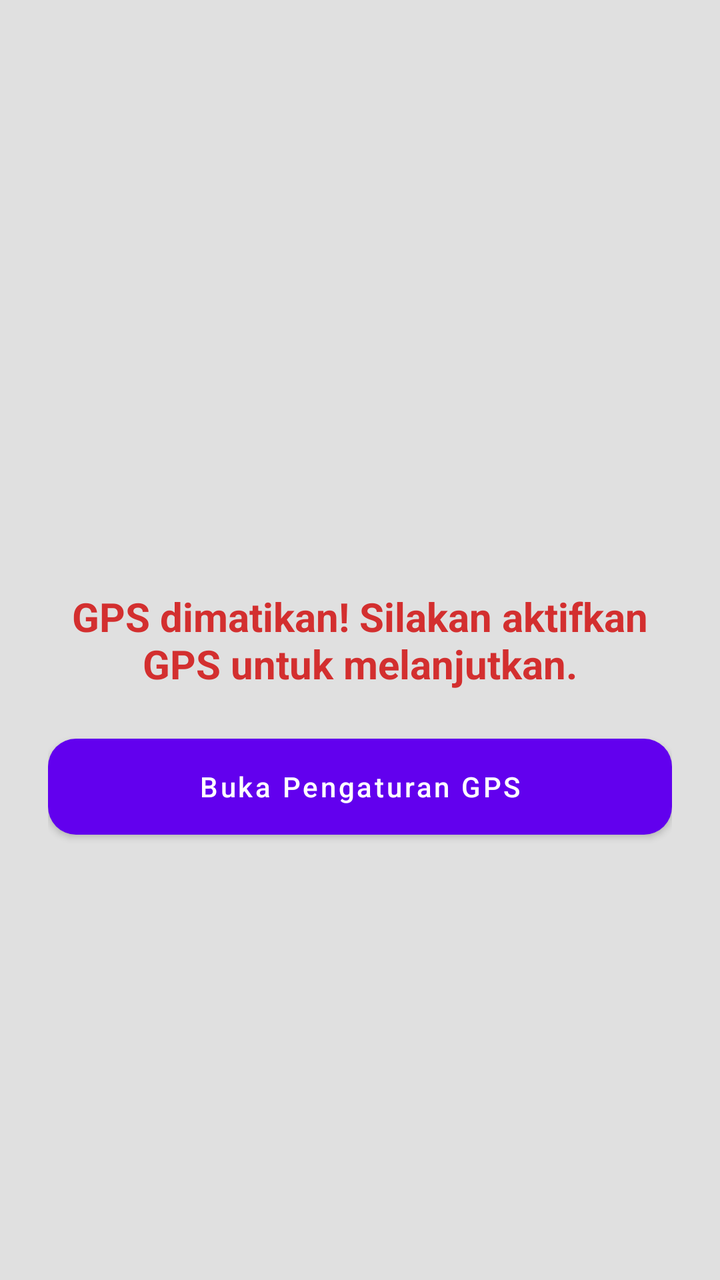
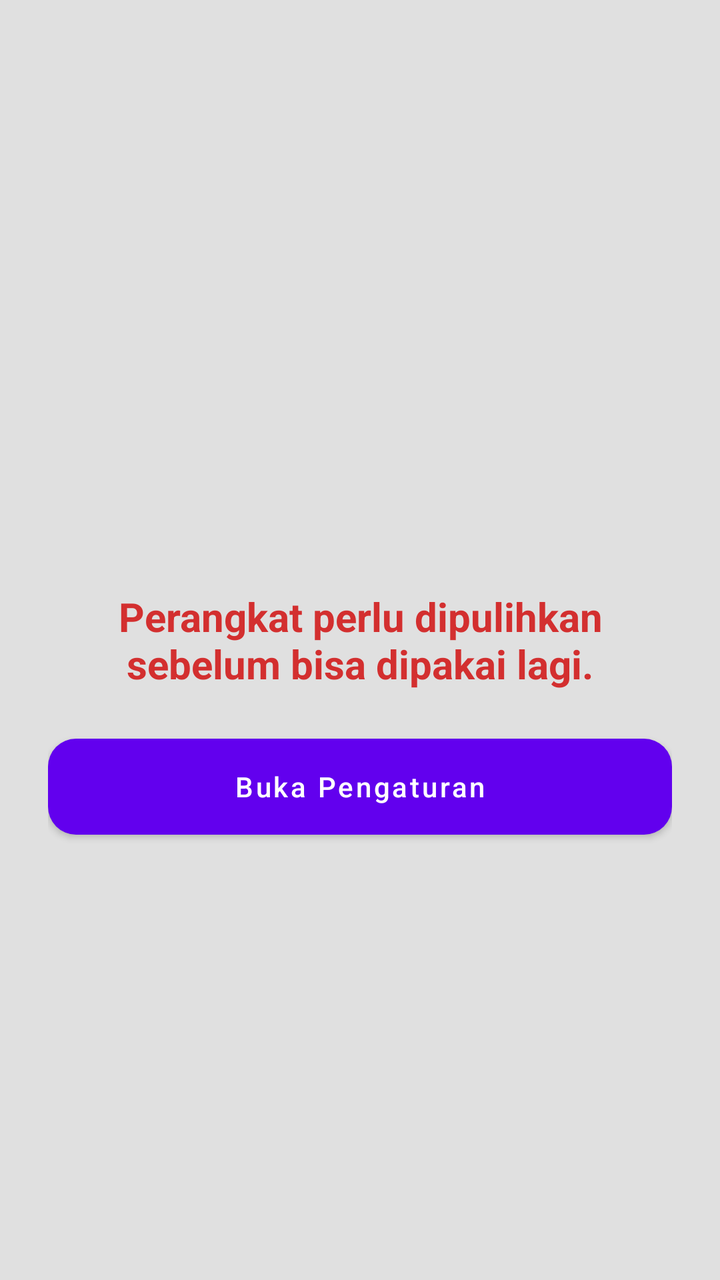

Before-and-after screenshots of an Android layout around one commit, followed by the original layout XML and the change that was made.
<!-- AndroidManifest.xml: activity theme Theme.EduLock.Fullscreen -->
<!-- res/layout/activity_overlay_lock.xml -->
<?xml version="1.0" encoding="utf-8"?>
<RelativeLayout xmlns:android="http://schemas.android.com/apk/res/android"
    android:id="@+id/rootOverlayLock"
    android:layout_width="match_parent"
    android:layout_height="match_parent"
    android:clickable="true"
    android:focusable="true"
    android:background="#E0E0E0"
    android:padding="24dp">

    <TextView
        android:id="@+id/tvLockMessage"
        android:layout_width="wrap_content"
        android:layout_height="wrap_content"
        android:text="GPS dimatikan! Silakan aktifkan GPS untuk melanjutkan."
        android:textSize="20sp"
        android:textColor="#D32F2F"
        android:textStyle="bold"
        android:gravity="center"
        android:layout_centerInParent="true" />
        
    <Button
        android:id="@+id/btnAction"
        android:layout_width="match_parent"
        android:layout_height="wrap_content"
        android:text="Buka Pengaturan GPS"
        android:layout_below="@id/tvLockMessage"
        android:layout_marginTop="24dp"/>

</RelativeLayout>
<!-- resources referenced by this layout -->
<resources>
  <style name="Theme.EduLock.Fullscreen" parent="Theme.MaterialComponents.DayNight.NoActionBar">
          <item name="android:windowFullscreen">true</item>
          <item name="android:windowContentOverlay">@null</item>
          <item name="android:windowIsTranslucent">false</item>
          <item name="android:windowNoTitle">true</item>
          <item name="android:windowActionBar">false</item>
          <item name="android:windowDrawsSystemBarBackgrounds">true</item>
          <item name="android:statusBarColor">@android:color/transparent</item>
          <item name="android:navigationBarColor">@android:color/transparent</item>
          <item name="android:windowBackground">@color/surface_variant</item>
          <item name="materialButtonStyle">@style/Widget.EduLock.Button</item>
          <item name="materialCardViewStyle">@style/Widget.EduLock.Card</item>
      </style>
  <color name="surface_variant">#0F1035</color>
  <style name="Widget.EduLock.Button" parent="Widget.MaterialComponents.Button">
          <item name="android:textAllCaps">false</item>
          <item name="cornerRadius">14dp</item>
          <item name="android:insetLeft">0dp</item>
          <item name="android:insetRight">0dp</item>
          <item name="android:insetTop">0dp</item>
          <item name="android:insetBottom">0dp</item>
      </style>
  <style name="Widget.EduLock.Card" parent="Widget.MaterialComponents.CardView">
          <item name="cardCornerRadius">16dp</item>
          <item name="cardElevation">2dp</item>
          <item name="strokeColor">@color/outline</item>
          <item name="strokeWidth">1dp</item>
          <item name="cardBackgroundColor">@color/surface</item>
      </style>
  <color name="outline">#33FFFFFF</color>
  <color name="surface">#FFFFFF</color>
</resources>

<!-- the commit's change to res/layout/activity_overlay_lock.xml (unified diff, before → after) -->
@@ -12,7 +12,7 @@
         android:id="@+id/tvLockMessage"
         android:layout_width="wrap_content"
         android:layout_height="wrap_content"
-        android:text="GPS dimatikan! Silakan aktifkan GPS untuk melanjutkan."
+        android:text="Perangkat perlu dipulihkan sebelum bisa dipakai lagi."
         android:textSize="20sp"
         android:textColor="#D32F2F"
         android:textStyle="bold"
@@ -23,7 +23,7 @@
         android:id="@+id/btnAction"
         android:layout_width="match_parent"
         android:layout_height="wrap_content"
-        android:text="Buka Pengaturan GPS"
+        android:text="Buka Pengaturan"
         android:layout_below="@id/tvLockMessage"
         android:layout_marginTop="24dp"/>
 
